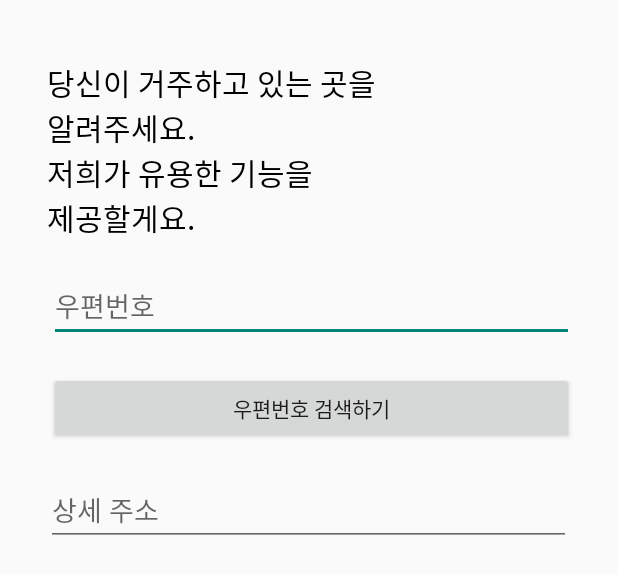
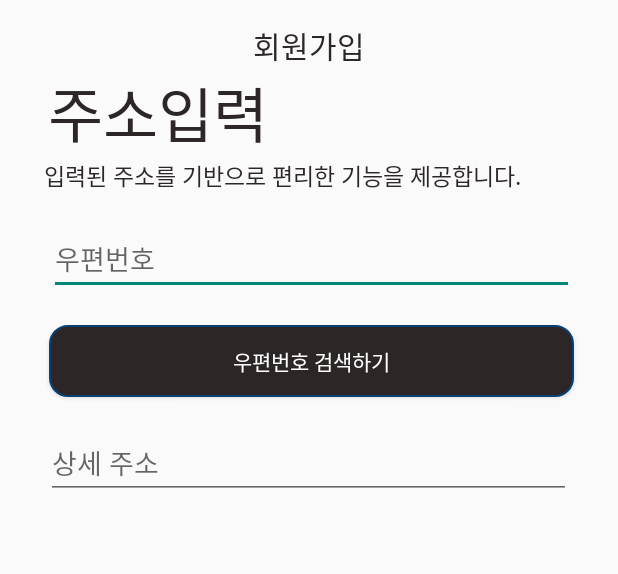
Before and after one commit to dnd-mentee-first/dnd-mentee-2st-14-frontend, an Android app: the layout activity_signupaddress.xml on its own in the app's theme, with its tools: preview values and no code run, on a phone screen of 412 x 824 dp. Shown: the top 574 px of the screen. Run offline under Robolectric (Android 15) with nearby library versions, the phone set to English and light mode, and no system bars.

Commit message:
Revise Signup detail

```diff
--- /dev/null
+++ b/app/src/main/res/drawable/button_background_db.xml
@@ -0,0 +1,15 @@
+<?xml version="1.0" encoding="utf-8"?>
+
+<shape xmlns:android="http://schemas.android.com/apk/res/android"
+android:padding="10dp"
+android:shape="rectangle">
+<solid android:color="@color/darkBrown" />
+<corners
+    android:bottomLeftRadius="12dp"
+    android:bottomRightRadius="12dp"
+    android:topLeftRadius="12dp"
+    android:topRightRadius="12dp" />
+<stroke
+    android:width="1dp"
+    android:color="#064274" />
+</shape>
--- a/app/src/main/res/layout/activity_findid.xml
+++ b/app/src/main/res/layout/activity_findid.xml
@@ -43,7 +43,7 @@
         app:layout_constraintTop_toTopOf="parent" />
 
     <EditText
-        android:id="@+id/editText"
+        android:id="@+id/editTextPassWordConfirm"
         android:layout_width="373dp"
         android:layout_height="50dp"
         android:layout_marginStart="16dp"
--- a/app/src/main/res/layout/activity_signupaddress.xml
+++ b/app/src/main/res/layout/activity_signupaddress.xml
@@ -10,14 +10,13 @@
         android:id="@+id/textView15"
         android:layout_width="wrap_content"
         android:layout_height="wrap_content"
-        android:layout_marginTop="40dp"
-        android:text="당신이 거주하고 있는 곳을  \n알려주세요. \n저희가 유용한 기능을\n제공할게요."
-        android:textColor="#000000"
-        android:textSize="20dp"
+        android:text="입력된 주소를 기반으로 편리한 기능을 제공합니다."
+        android:textColor="@color/darkBrown"
+        android:textSize="15dp"
         app:layout_constraintEnd_toEndOf="parent"
-        app:layout_constraintHorizontal_bias="0.171"
+        app:layout_constraintHorizontal_bias="0.313"
         app:layout_constraintStart_toStartOf="parent"
-        app:layout_constraintTop_toTopOf="parent" />
+        app:layout_constraintTop_toBottomOf="@+id/textView21" />
 
     <EditText
         android:id="@+id/editText6"
@@ -52,9 +51,35 @@
         android:layout_width="350dp"
         android:layout_height="wrap_content"
         android:layout_marginTop="20dp"
+        android:background="@drawable/button_background_db"
         android:text="우편번호 검색하기"
+        android:textColor="@color/colorWhite"
         app:layout_constraintEnd_toEndOf="parent"
         app:layout_constraintHorizontal_bias="0.524"
         app:layout_constraintStart_toStartOf="parent"
         app:layout_constraintTop_toBottomOf="@+id/editText6" />
+
+    <TextView
+        android:id="@+id/textView20"
+        android:layout_width="wrap_content"
+        android:layout_height="wrap_content"
+        android:layout_marginTop="15dp"
+        android:text="회원가입"
+        android:textColor="@color/darkBrown"
+        android:textSize="20dp"
+        app:layout_constraintEnd_toEndOf="parent"
+        app:layout_constraintStart_toStartOf="parent"
+        app:layout_constraintTop_toTopOf="parent" />
+
+    <TextView
+        android:id="@+id/textView21"
+        android:layout_width="wrap_content"
+        android:layout_height="wrap_content"
+        android:text="주소입력"
+        android:textColor="@color/darkBrown"
+        android:textSize="40dp"
+        app:layout_constraintEnd_toEndOf="parent"
+        app:layout_constraintHorizontal_bias="0.121"
+        app:layout_constraintStart_toStartOf="parent"
+        app:layout_constraintTop_toBottomOf="@+id/textView20" />
 </androidx.constraintlayout.widget.ConstraintLayout>
--- a/app/src/main/res/values/colors.xml
+++ b/app/src/main/res/values/colors.xml
@@ -3,5 +3,6 @@
     <color name="colorPrimary">#008577</color>
     <color name="colorPrimaryDark">#00574B</color>
     <color name="colorAccent">#D81B60</color>
-    <color name="darkBrown">#2c2626</color>
+    <color name="darkBrown">#2C2626</color>
+    <color name= "colorWhite">#FFFFFF</color>
 </resources>
```
Also changed, not shown: app/src/main/java/dnd/madang/jang/SelfCertificationActivity.kt (+10 -1 lines), app/src/main/java/dnd/madang/jang/SignupAddressActivity.kt (added, +13 -0 lines), app/src/main/java/dnd/madang/jang/SignupNicknameActivity.kt (added, +18 -0 lines), app/src/main/java/dnd/madang/jang/SignupPasswordActivity.kt (+18 -1 lines), app/src/main/res/layout/activity_selfcertification.xml (+28 -13 lines), app/src/main/res/layout/activity_signupnickname.xml (+36 -9 lines), app/src/main/res/layout/activity_signuppassword.xml (+40 -11 lines).
